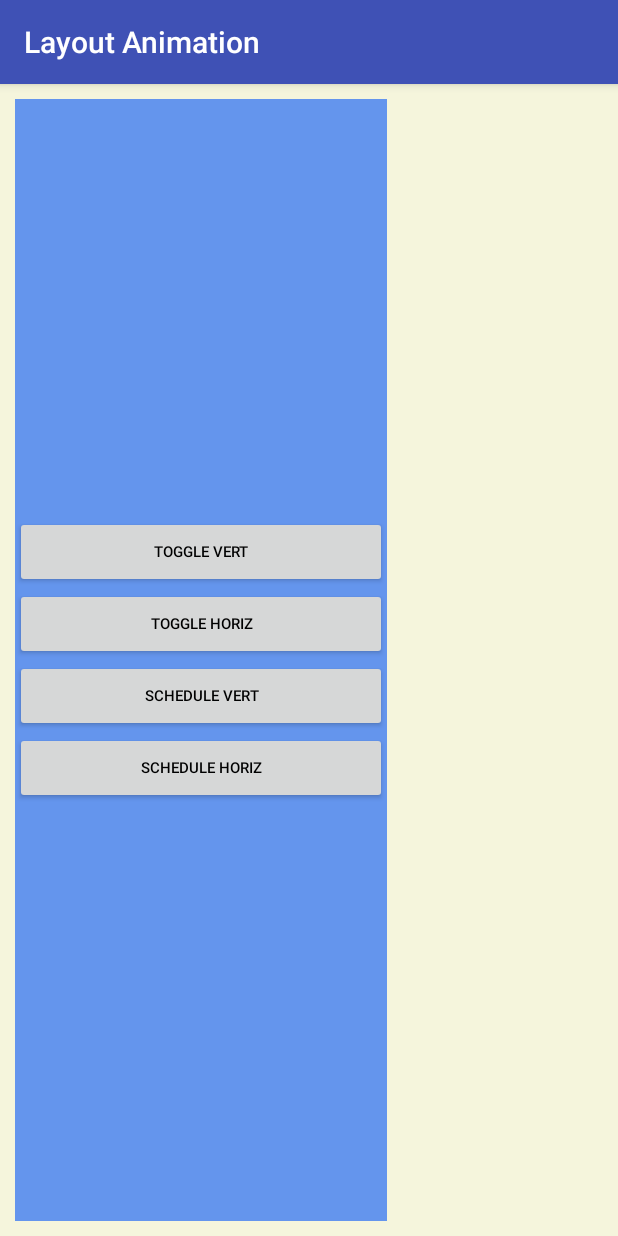
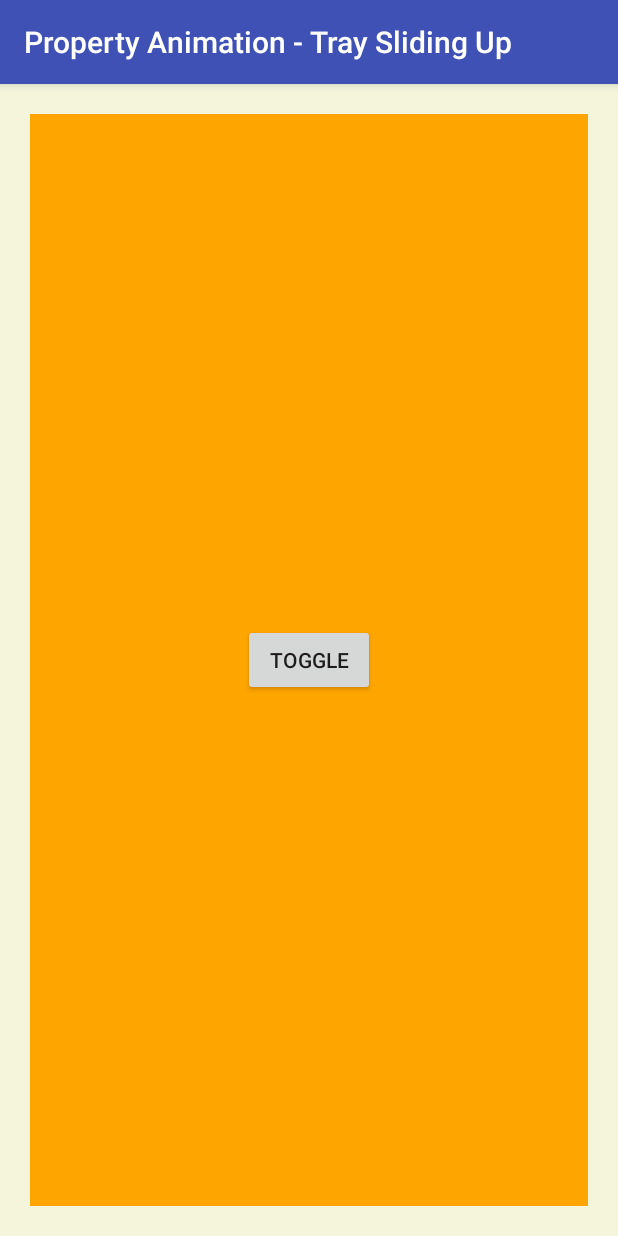
Before and after one commit to replicant1/AnimationExamples, an Android app: the screen it shows after launch (LayoutAnimationActivity before the commit, InTrayActivity after it), on a phone screen of 412 x 824 dp. Run offline under Robolectric (Android 15) with nearby library versions, the phone set to English and light mode, and no system bars.

Commit message:
Got animation for fade in working on  phone (not on emulator)

```diff
--- a/app/build.gradle
+++ b/app/build.gradle
@@ -23,4 +23,5 @@ dependencies {
     compile fileTree(dir: 'libs', include: ['*.jar'])
     testCompile 'junit:junit:4.12'
     compile 'com.android.support:appcompat-v7:23.4.0'
+    compile 'com.android.support:design:23.4.0'
 }
--- /dev/null
+++ b/app/src/main/java/bailey/rod/animationexamples/InTrayActivity.java
@@ -0,0 +1,71 @@
+package bailey.rod.animationexamples;
+
+import android.animation.Animator;
+import android.animation.ObjectAnimator;
+import android.animation.ValueAnimator;
+import android.graphics.Color;
+import android.os.Bundle;
+import android.support.v7.app.AppCompatActivity;
+import android.util.Log;
+import android.view.View;
+import android.view.animation.AccelerateDecelerateInterpolator;
+import android.view.animation.BounceInterpolator;
+import android.view.animation.LinearInterpolator;
+import android.widget.Button;
+import android.widget.RelativeLayout;
+
+public class InTrayActivity extends AppCompatActivity {
+
+    private View inTrayView;
+
+    private Button toggleInTrayButton;
+
+    enum InTrayState {
+        ANIMATING_OPEN, OPEN, ANIMATING_CLOSE, CLOSED;
+    }
+
+    private static final String TAG = InTrayActivity.class.getSimpleName();
+
+    private boolean animationDirection = true;
+
+    private static final float IN_TRAY_OPEN_HEIGHT_PX = 0F;
+
+    private static final float IN_TRAY_CLOSED_HEIGHT_PX = 1F;
+
+    private InTrayState inTrayState;
+
+    @Override
+    protected void onCreate(Bundle savedInstanceState) {
+        super.onCreate(savedInstanceState);
+
+        setContentView(R.layout.activity_in_tray);
+        toggleInTrayButton = (Button) findViewById(R.id.in_tray_toggle_button);
+        inTrayView = findViewById(R.id.in_tray_view);
+        toggleInTrayButton.setOnClickListener(new ToggleButtonClickListener());
+        inTrayState = InTrayState.CLOSED;
+    }
+
+    private class ToggleButtonClickListener implements View.OnClickListener {
+        @Override
+        public void onClick(View view) {
+            Log.d(TAG, "Toggle button clicked");
+
+            ObjectAnimator animator = ObjectAnimator.ofFloat(inTrayView, "alpha", animationDirection ? 0.1f : 1.0f);
+            animator.setDuration(2800); // milliseconds
+            animator.addUpdateListener(new AnimatorUpdateListener());
+            animator.setInterpolator(new BounceInterpolator());
+            animator.start();
+
+            animationDirection = !animationDirection;
+        }
+
+        private class AnimatorUpdateListener implements ValueAnimator.AnimatorUpdateListener {
+            @Override
+            public void onAnimationUpdate(ValueAnimator valueAnimator) {
+                Log.d(TAG, "onAnimationupdated. animatedValue=" + valueAnimator.getAnimatedValue() + " animated " +
+                        "Fraction=" + valueAnimator.getAnimatedFraction()
+                        + " currentPlayTime=" + valueAnimator.getCurrentPlayTime());
+            }
+        }
+    }
+}
--- /dev/null
+++ b/app/src/main/res/layout/activity_in_tray.xml
@@ -0,0 +1,23 @@
+<?xml version="1.0" encoding="utf-8"?>
+<RelativeLayout xmlns:android="http://schemas.android.com/apk/res/android"
+                android:layout_width="match_parent"
+                android:layout_height="match_parent"
+                android:background="@color/Beige">
+
+    <Button
+        android:id="@+id/in_tray_toggle_button"
+        android:layout_width="wrap_content"
+        android:layout_height="wrap_content"
+        android:layout_centerInParent="true"
+        android:text="Toggle"/>
+
+    <View
+        android:id="@+id/in_tray_view"
+        android:layout_width="match_parent"
+        android:layout_height="match_parent"
+        android:layout_centerInParent="true"
+        android:layout_margin="20dp"
+        android:background="@color/Orange"/>
+
+
+</RelativeLayout>
--- /dev/null
+++ b/app/src/main/res/values-w820dp/dimens.xml
@@ -0,0 +1,6 @@
+<resources>
+    <!-- Example customization of dimensions originally defined in res/values/dimens.xml
+         (such as screen margins) for screens with more than 820dp of available width. This
+         would include 7" and 10" devices in landscape (~960dp and ~1280dp respectively). -->
+    <dimen name="activity_horizontal_margin">64dp</dimen>
+</resources>
--- a/app/src/main/res/values/dimens.xml
+++ b/app/src/main/res/values/dimens.xml
@@ -1,4 +1,8 @@
 <?xml version="1.0" encoding="utf-8"?>
 <resources>
     <dimen name="activity_outer_padding">10sp</dimen>
+    <!-- Default screen margins, per the Android Design guidelines. -->
+    <dimen name="activity_horizontal_margin">16dp</dimen>
+    <dimen name="activity_vertical_margin">16dp</dimen>
+    <dimen name="fab_margin">16dp</dimen>
 </resources>
--- a/app/src/main/res/values/strings.xml
+++ b/app/src/main/res/values/strings.xml
@@ -7,4 +7,5 @@
     <string name="button_label_schedule_layout_horizontal">Schedule Horiz</string>
     <string name="label_text_view_1">View 1\nVertical weight = %.1f</string>
     <string name="label_text_view_2">View 2\nVertical weight = %.1f</string>
+    <string name="title_activity_in_tray">InTrayActivity</string>
 </resources>
```
Also changed, not shown: app/src/main/AndroidManifest.xml (+11 -3 lines), app/src/main/res/values-v21/styles.xml (added, +9 -0 lines), app/src/main/res/values/styles.xml (+9 -0 lines).
